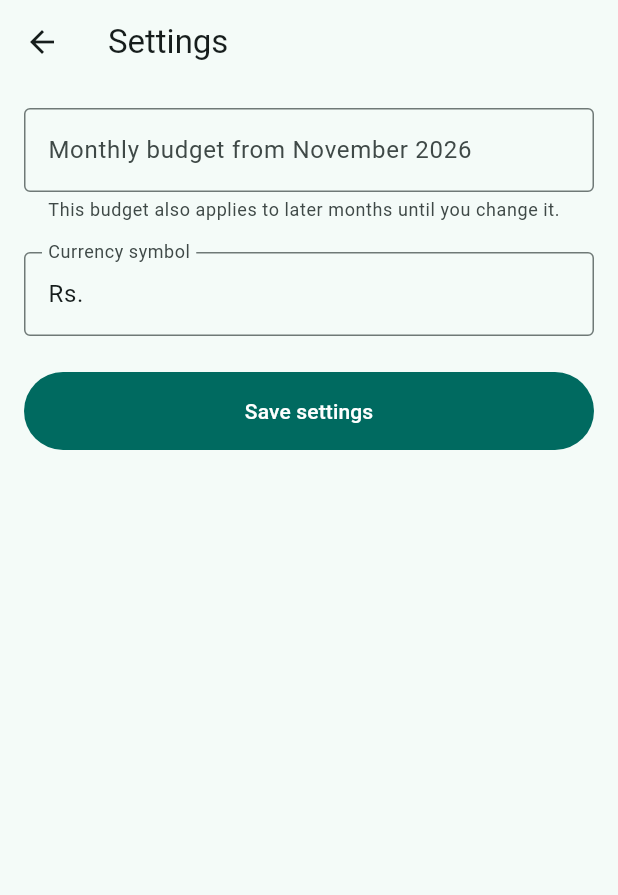
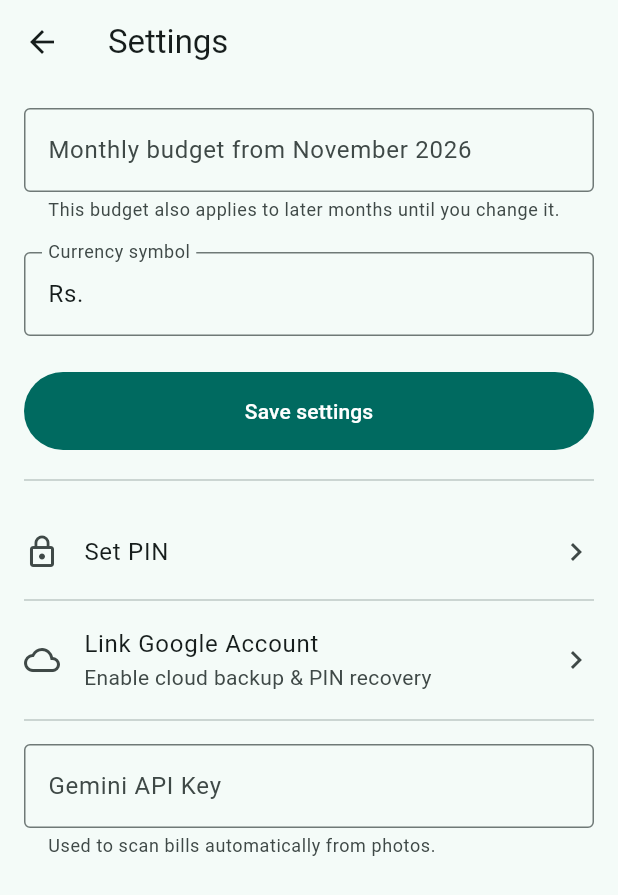
Before and after one commit to thilinaucsc/BudgieApp, a Flutter app: the screen it shows after launch, after a tap on the "chevron right" icon, after a tap on the "settings" icon, on a phone screen of 412 x 824 dp. Shown: the top 895 px of the screen. Run offline on Flutter 3.47's test engine with Material 3 defaults, Android fonts, the phone set to English and light mode, and no system bars; our stand-ins replace fl_chart, google_generative_ai, google_sign_in, image_picker, sqflite; missing offline and left inert: googleapis; accounts and stored records are empty.

Commit message:
feat: add PIN, Google backup, and Gemini key to settings screen
Settings screen now shows Set/Change PIN (→ SetPinScreen), Link/Unlink
Google Account with Back up now + Restore from cloud, and Gemini API Key
field. Also fixes BuildContext-across-await lint warnings in PinScreen and
removes stale counter smoke test that referenced the old MyApp class.

Co-Authored-By: Claude Sonnet 4.6 <noreply@anthropic.com>

```diff
--- a/lib/screens/pin_screen.dart
+++ b/lib/screens/pin_screen.dart
@@ -92,6 +92,7 @@ class _PinScreenState extends State<PinScreen> with SingleTickerProviderStateMix
       );
       if (changed == true && mounted) Navigator.pushReplacementNamed(context, '/home');
     } else {
+      if (!mounted) return;
       final confirm = await showDialog<bool>(
         context: context,
         builder: (c) => AlertDialog(
@@ -105,7 +106,7 @@ class _PinScreenState extends State<PinScreen> with SingleTickerProviderStateMix
       );
       if (confirm == true && mounted) {
         await db.wipeAll();
-        Navigator.pushReplacementNamed(context, '/home');
+        if (mounted) Navigator.pushReplacementNamed(context, '/home');
       }
     }
   }
--- a/lib/screens/settings_screen.dart
+++ b/lib/screens/settings_screen.dart
@@ -1,10 +1,20 @@
 import 'package:flutter/material.dart';
 import 'package:intl/intl.dart';
 import '../db/database_helper.dart';
+import '../services/backup_service.dart';
+import 'set_pin_screen.dart';
 
 class SettingsScreen extends StatefulWidget {
   final DateTime month;
-  const SettingsScreen({super.key, required this.month});
+  final bool? initialPinSet;
+  final String? initialGoogleEmail;
+
+  const SettingsScreen({
+    super.key,
+    required this.month,
+    this.initialPinSet,
+    this.initialGoogleEmail,
+  });
 
   @override
   State<SettingsScreen> createState() => _SettingsScreenState();
@@ -14,28 +24,49 @@ class _SettingsScreenState extends State<SettingsScreen> {
   final _formKey = GlobalKey<FormState>();
   final _budget = TextEditingController();
   final _currency = TextEditingController();
+  final _geminiKey = TextEditingController();
   final db = DatabaseHelper.instance;
+
+  bool _pinSet = false;
+  String? _googleEmail;
 
   @override
   void initState() {
     super.initState();
+    _pinSet = widget.initialPinSet ?? false;
+    _googleEmail = widget.initialGoogleEmail;
     _load();
   }
 
   Future<void> _load() async {
+    try {
       final b = await db.getBudget(widget.month);
       final c = await db.getSetting('currency', 'Rs.');
+      final pinHash = await db.getSetting('pin_hash', '');
+      final googleAccount = await db.getSetting('google_account', '');
+      final geminiKey = await db.getSetting('gemini_api_key', '');
       if (!mounted) return;
       setState(() {
         _budget.text = b == null ? '' : b.toStringAsFixed(0);
         _currency.text = c;
+        _geminiKey.text = geminiKey;
+        if (widget.initialPinSet == null) {
+          _pinSet = pinHash.isNotEmpty;
+        }
+        if (widget.initialGoogleEmail == null) {
+          _googleEmail = googleAccount.isEmpty ? null : googleAccount;
+        }
       });
+    } catch (_) {
+      // DB unavailable (e.g. in unit tests); initial values remain
+    }
   }
 
   @override
   void dispose() {
     _budget.dispose();
     _currency.dispose();
+    _geminiKey.dispose();
     super.dispose();
   }
 
@@ -46,7 +77,71 @@ class _SettingsScreenState extends State<SettingsScreen> {
       await db.setBudget(widget.month, double.parse(text));
     }
     await db.setSetting('currency', _currency.text.trim());
+    await db.setSetting('gemini_api_key', _geminiKey.text.trim());
     if (mounted) Navigator.pop(context, true);
+  }
+
+  Future<void> _setPinTapped() async {
+    final result = await Navigator.push<bool>(
+      context,
+      MaterialPageRoute(builder: (_) => const SetPinScreen()),
+    );
+    if (result == true) {
+      await _load();
+    }
+  }
+
+  Future<void> _googleTapped() async {
+    if (_googleEmail != null) {
+      await BackupService.instance.signOut();
+    } else {
+      await BackupService.instance.signIn();
+    }
+    await _load();
+  }
+
+  Future<void> _backupNow() async {
+    await BackupService.instance.backup();
+    if (mounted) {
+      ScaffoldMessenger.of(context).showSnackBar(
+        const SnackBar(content: Text('Backed up to Google Drive')),
+      );
+    }
+  }
+
+  Future<void> _restoreFromCloud() async {
+    final ok = await BackupService.instance.restore();
+    if (!mounted) return;
+    if (!ok) {
+      ScaffoldMessenger.of(context).showSnackBar(
+        const SnackBar(content: Text('Restore failed — no backup found')),
+      );
+      return;
+    }
+    final confirmed = await showDialog<bool>(
+      context: context,
+      builder: (_) => AlertDialog(
+        title: const Text('Restore from cloud?'),
+        content: const Text(
+            'This will overwrite your local data with the cloud backup. Continue?'),
+        actions: [
+          TextButton(
+              onPressed: () => Navigator.pop(context, false),
+              child: const Text('Cancel')),
+          FilledButton(
+              onPressed: () => Navigator.pop(context, true),
+              child: const Text('Restore')),
+        ],
+      ),
+    );
+    if (confirmed == true) {
+      await BackupService.instance.restoreData();
+      if (mounted) {
+        ScaffoldMessenger.of(context).showSnackBar(
+          const SnackBar(content: Text('Restored from cloud backup')),
+        );
+      }
+    }
   }
 
   @override
@@ -64,7 +159,8 @@ class _SettingsScreenState extends State<SettingsScreen> {
               keyboardType: const TextInputType.numberWithOptions(decimal: true),
               decoration: InputDecoration(
                 labelText: 'Monthly budget from $monthName',
-                helperText: 'This budget also applies to later months until you change it.',
+                helperText:
+                    'This budget also applies to later months until you change it.',
                 border: const OutlineInputBorder(),
               ),
               validator: (v) {
@@ -80,7 +176,7 @@ class _SettingsScreenState extends State<SettingsScreen> {
               controller: _currency,
               decoration: const InputDecoration(
                 labelText: 'Currency symbol',
-                hintText: 'Rs., \$, €',
+                hintText: r'Rs., $, €',
                 border: OutlineInputBorder(),
               ),
               validator: (v) =>
@@ -92,6 +188,62 @@ class _SettingsScreenState extends State<SettingsScreen> {
               style: FilledButton.styleFrom(padding: const EdgeInsets.all(16)),
               child: const Text('Save settings'),
             ),
+            const Divider(height: 40),
+
+            // ── PIN ──────────────────────────────────────────────────────────
+            ListTile(
+              contentPadding: EdgeInsets.zero,
+              leading: const Icon(Icons.lock_outline),
+              title: Text(_pinSet ? 'Change PIN' : 'Set PIN'),
+              trailing: const Icon(Icons.chevron_right),
+              onTap: _setPinTapped,
+            ),
+
+            const Divider(height: 8),
+
+            // ── Google Account ───────────────────────────────────────────────
+            ListTile(
+              contentPadding: EdgeInsets.zero,
+              leading: const Icon(Icons.cloud_outlined),
+              title: Text(_googleEmail != null
+                  ? 'Unlink Google ($_googleEmail)'
+                  : 'Link Google Account'),
+              subtitle: _googleEmail == null
+                  ? const Text('Enable cloud backup & PIN recovery')
+                  : null,
+              trailing: const Icon(Icons.chevron_right),
+              onTap: _googleTapped,
+            ),
+            if (_googleEmail != null) ...[
+              ListTile(
+                contentPadding: EdgeInsets.zero,
+                leading: const Icon(Icons.backup_outlined),
+                title: const Text('Back up now'),
+                onTap: _backupNow,
+              ),
+              ListTile(
+                contentPadding: EdgeInsets.zero,
+                leading: const Icon(Icons.restore_outlined),
+                title: const Text('Restore from cloud'),
+                onTap: _restoreFromCloud,
+              ),
+            ],
+
+            const Divider(height: 8),
+
+            // ── Gemini API Key ───────────────────────────────────────────────
+            const SizedBox(height: 12),
+            TextFormField(
+              controller: _geminiKey,
+              obscureText: true,
+              decoration: const InputDecoration(
+                labelText: 'Gemini API Key',
+                hintText: 'Get free key at ai.google.dev',
+                border: OutlineInputBorder(),
+                helperText: 'Used to scan bills automatically from photos.',
+              ),
+            ),
+            const SizedBox(height: 8),
           ],
         ),
       ),
--- a/lib/services/gemini_service.dart
+++ b/lib/services/gemini_service.dart
@@ -1,7 +1,6 @@
 import 'dart:convert';
 import 'dart:io';
 import 'package:google_generative_ai/google_generative_ai.dart';
-import '../models/expense_category.dart';
 import '../models/extracted_expense.dart';
 
 class GeminiService {
```
Also changed, not shown: 2 other files. Lines whose indentation alone changed are shown as unchanged.
